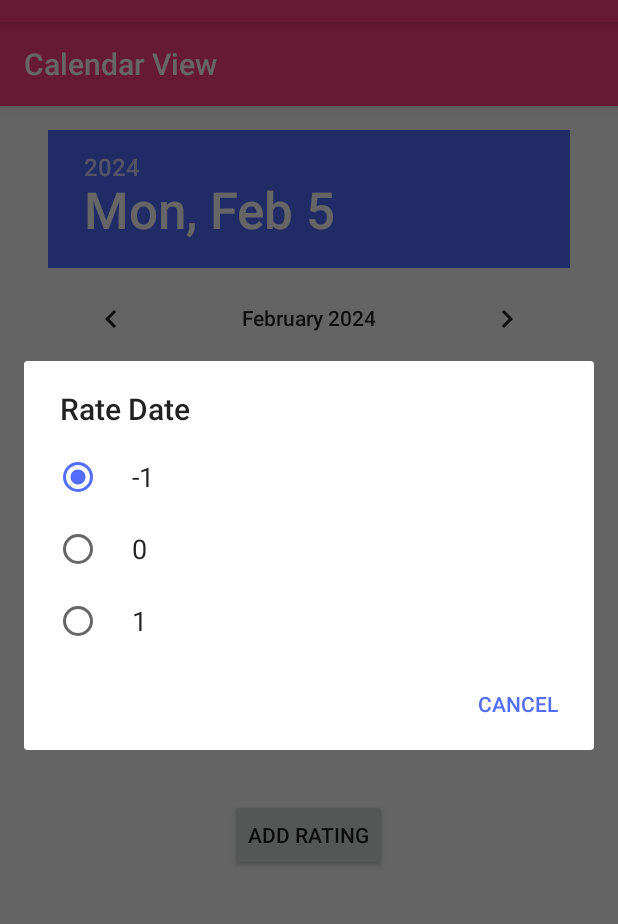
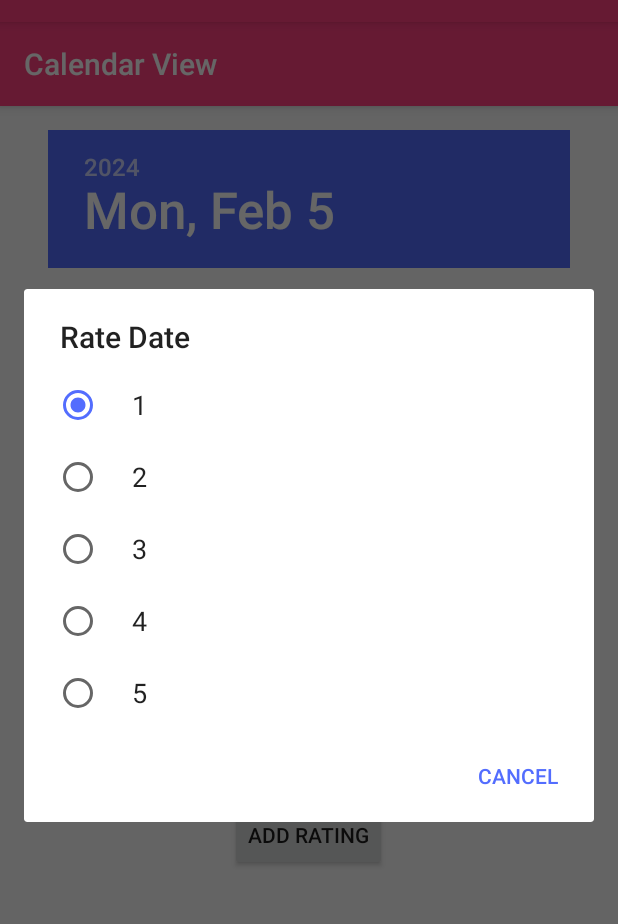
Before and after one commit to eyalban/LifeScore, an Android app built with Jetpack Compose: the screen it shows after launch (MainActivity), after a tap on "ADD RATING", on a phone screen of 412 x 824 dp, the part 62-986 px from its top. Run offline under Robolectric (Android 15) with nearby library versions, the phone set to English and light mode, and no system bars.

Commit message:
Added preferences to remember the rating.

```diff
--- a/app/build.gradle.kts
+++ b/app/build.gradle.kts
@@ -60,6 +60,7 @@ dependencies {
     implementation("androidx.compose.ui:ui-tooling-preview")
     implementation("androidx.compose.material3:material3")
     implementation("androidx.appcompat:appcompat:1.6.1")
+    implementation("androidx.preference:preference-ktx:1.2.1")
     testImplementation("junit:junit:4.13.2")
     androidTestImplementation("androidx.test.ext:junit:1.1.5")
     androidTestImplementation("androidx.test.espresso:espresso-core:3.5.1")
--- a/app/src/main/AndroidManifest.xml
+++ b/app/src/main/AndroidManifest.xml
@@ -1,6 +1,7 @@
 <?xml version="1.0" encoding="utf-8"?>
 <manifest xmlns:android="http://schemas.android.com/apk/res/android"
-    xmlns:tools="http://schemas.android.com/tools">
+    xmlns:tools="http://schemas.android.com/tools"
+    package="com.example.lifescore">
 
     <application
         android:allowBackup="true"
@@ -13,7 +14,7 @@
         android:theme="@style/Theme.LifeScore"
         tools:targetApi="31">
         <activity
-            android:name="com.example.lifescore.MainActivity"
+            android:name=".MainActivity"
             android:exported="true"
             android:label="@string/app_name"
             android:theme="@style/Theme.LifeScore">
--- a/app/src/main/java/com/example/lifescore/MainActivity.kt
+++ b/app/src/main/java/com/example/lifescore/MainActivity.kt
@@ -1,21 +1,24 @@
 package com.example.lifescore
 
-import android.app.AlertDialog
-import android.app.DatePickerDialog
-import androidx.appcompat.app.AppCompatActivity
+import android.content.Context
+import android.content.SharedPreferences
 import android.os.Bundle
 import android.view.View
 import android.widget.Button
 import android.widget.DatePicker
-import android.widget.Toast
+import android.widget.TextView
+import androidx.appcompat.app.AlertDialog
+import androidx.appcompat.app.AppCompatActivity
+import androidx.core.content.edit
+import androidx.preference.PreferenceManager
 import java.time.LocalDate
-import java.util.*
 
-
-class `MainActivity` : AppCompatActivity() {
+class MainActivity : AppCompatActivity() {
 
     private lateinit var datePicker: DatePicker
     private lateinit var btnAddRating: Button
+    private lateinit var tvRating: TextView
+    private lateinit var sharedPreferences: SharedPreferences
 
     override fun onCreate(savedInstanceState: Bundle?) {
         super.onCreate(savedInstanceState)
@@ -23,14 +26,24 @@ class `MainActivity` : AppCompatActivity() {
 
         datePicker = findViewById(R.id.datePicker)
         btnAddRating = findViewById(R.id.btnAddRating)
+        tvRating = findViewById(R.id.tvRating)
+
+        // Initialize SharedPreferences
+        sharedPreferences = PreferenceManager.getDefaultSharedPreferences(this)
+
+        // Set a listener for date changes to update the rating display
+        datePicker.setOnDateChangedListener { _, year, monthOfYear, dayOfMonth ->
+            val selectedDate = String.format("%04d-%02d-%02d", year, monthOfYear + 1, dayOfMonth)
+            updateRatingTextView(selectedDate)
+        }
 
         btnAddRating.setOnClickListener {
-                val day = datePicker.dayOfMonth
-                val month = datePicker.month
-                val year = datePicker.year
+            val day = datePicker.dayOfMonth
+            val month = datePicker.month
+            val year = datePicker.year
 
-                val selectedDate = String.format("%04d-%02d-%02d", year, month + 1, day)
-                showRatingDialog(selectedDate)
+            val selectedDate = String.format("%04d-%02d-%02d", year, month + 1, day)
+            showRatingDialog(selectedDate)
         }
     }
 
@@ -38,20 +51,38 @@ class `MainActivity` : AppCompatActivity() {
         val builder = AlertDialog.Builder(this)
         builder.setTitle("Rate Date")
 
-        val ratingOptions = arrayOf("-1", "0", "1")
+        val ratingOptions = arrayOf("1", "2", "3", "4", "5")
         val selectedRating = 0
 
         builder.setSingleChoiceItems(ratingOptions, selectedRating) { dialog, which ->
             val rating = ratingOptions[which].toInt()
-            Toast.makeText(this, "Selected Rating: $rating", Toast.LENGTH_SHORT).show()
+            saveRating(selectedDate, rating) // Save the rating
+            updateRatingTextView(selectedDate)
             dialog.dismiss()
         }
 
-        builder.setNegativeButton("Cancel") {dialog, _ ->
+        builder.setNegativeButton("Cancel") { dialog, _ ->
             dialog.dismiss()
         }
 
         val dialog = builder.create()
         dialog.show()
     }
+
+    private fun saveRating(date: String, rating: Int) {
+        // Save the rating in SharedPreferences
+        sharedPreferences.edit {
+            putInt(date, rating)
+        }
+    }
+
+    private fun loadRating(date: String): Int {
+        // Load the rating from SharedPreferences, defaulting to 0 if not found
+        return sharedPreferences.getInt(date, 0)
+    }
+
+    private fun updateRatingTextView(selectedDate: String) {
+        val rating = loadRating(selectedDate)
+        tvRating.text = "Rating for $selectedDate: ${if (rating == 0) "N/A" else rating}"
+    }
 }
--- a/app/src/main/res/layout/activity_main.xml
+++ b/app/src/main/res/layout/activity_main.xml
@@ -25,6 +25,7 @@
         android:layout_below="@id/toolbar"
         android:layout_centerInParent="true"
         android:layout_marginTop="16dp" />
+
     <!-- Add Rating Button -->
     <Button
         android:id="@+id/btnAddRating"
@@ -35,4 +36,15 @@
         android:layout_marginTop="16dp"
         android:text="Add Rating" />
 
+    <!-- TextView to display the rating -->
+    <TextView
+        android:id="@+id/tvRating"
+        android:layout_width="wrap_content"
+        android:layout_height="wrap_content"
+        android:layout_below="@+id/btnAddRating"
+        android:layout_centerHorizontal="true"
+        android:layout_marginTop="16dp"
+        android:text=""
+        android:textSize="18sp" />
+
 </RelativeLayout>
```
